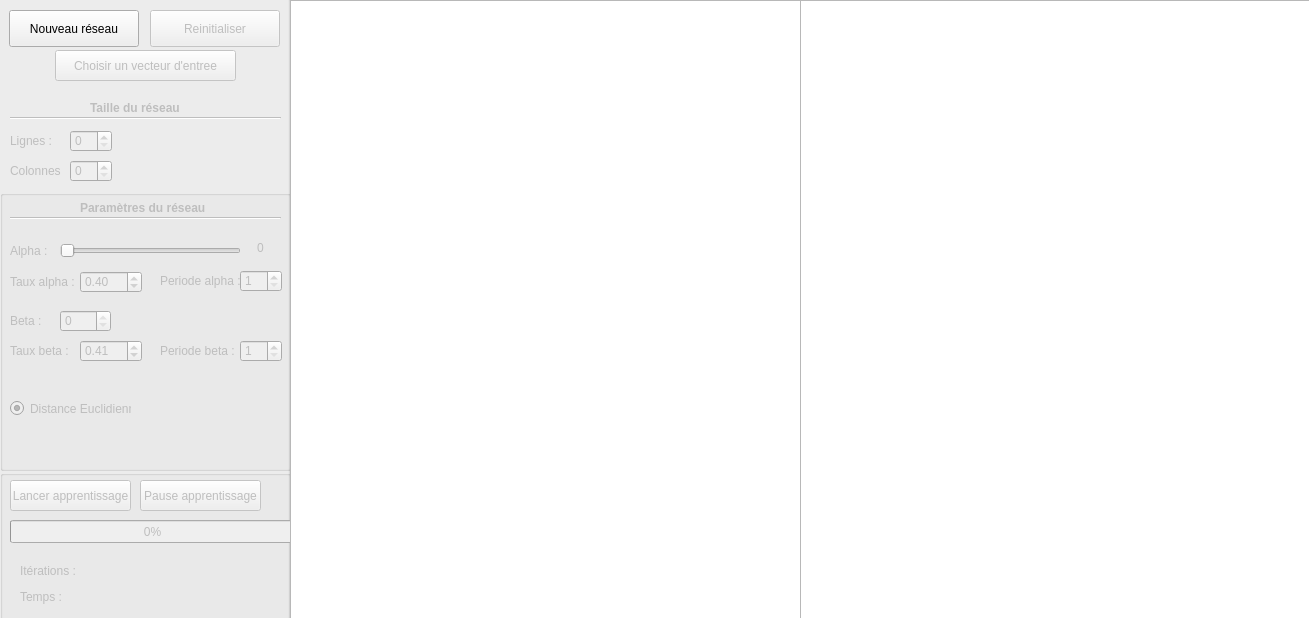
Before: the Qt Designer form Projet/PTUT/PTUT.ui in Asord/ProjetSOM, drawn with Qt 5.
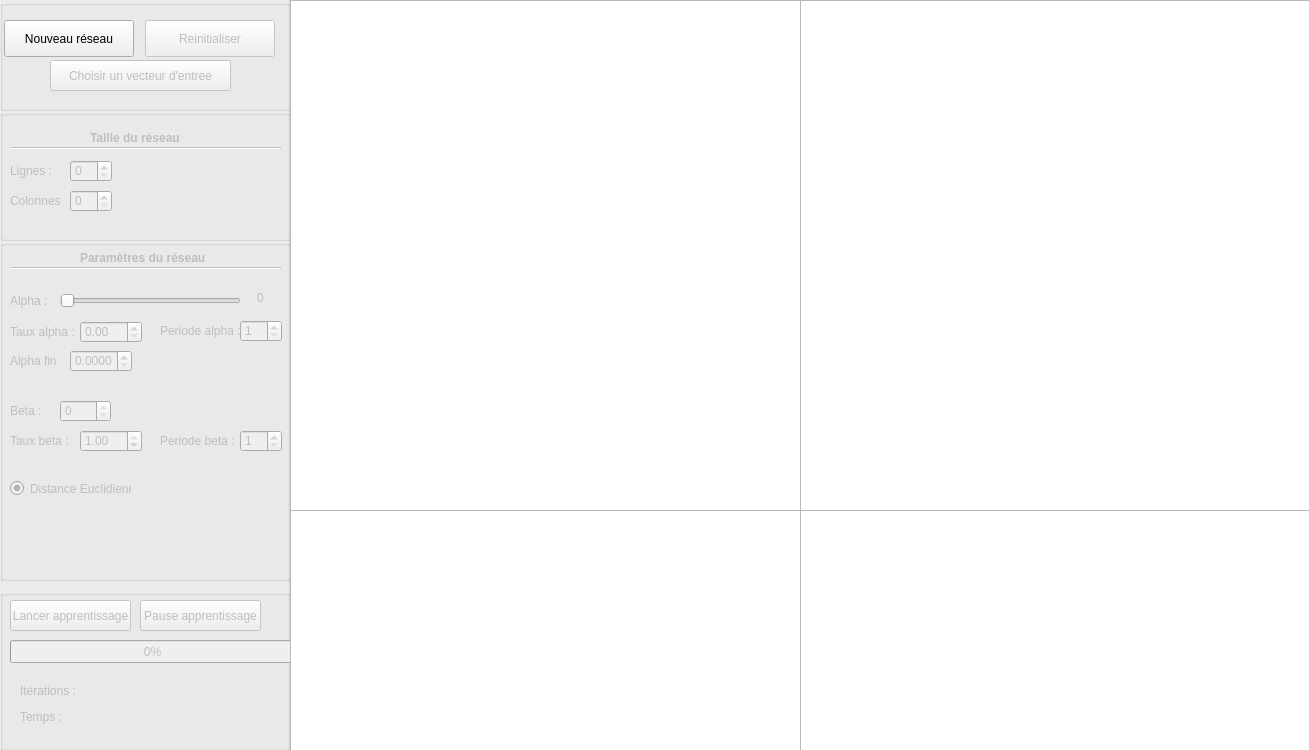
After: the same form once the commit is applied.

Commit message: Ajout de AlphaFin et modif dans PTUT.cpp + Ajout des graphicsView pour les courbes de alpha et beta

```diff
--- a/Projet/PTUT/PTUT.ui
+++ b/Projet/PTUT/PTUT.ui
@@ -7,7 +7,7 @@
     <x>0</x>
     <y>0</y>
     <width>1309</width>
-    <height>618</height>
+    <height>750</height>
    </rect>
   </property>
   <property name="windowTitle">
@@ -19,40 +19,27 @@
      <x>-10</x>
      <y>-20</y>
      <width>300</width>
-     <height>641</height>
+     <height>771</height>
     </rect>
    </property>
    <property name="title">
-    <string>GroupBox</string>
+    <string/>
    </property>
-   <widget class="QPushButton" name="NouveauRes">
-    <property name="geometry">
-     <rect>
-      <x>19</x>
-      <y>30</y>
-      <width>130</width>
-      <height>37</height>
-     </rect>
-    </property>
-    <property name="styleSheet">
-     <string notr="true"/>
-    </property>
-    <property name="text">
-     <string>Nouveau réseau</string>
-    </property>
-   </widget>
    <widget class="QGroupBox" name="ExecutionGrp">
     <property name="geometry">
      <rect>
       <x>10</x>
-      <y>490</y>
+      <y>610</y>
       <width>291</width>
-      <height>151</height>
+      <height>161</height>
      </rect>
     </property>
     <property name="title">
      <string/>
     </property>
+    <property name="flat">
+     <bool>false</bool>
+    </property>
     <widget class="QProgressBar" name="ProgressBar">
      <property name="enabled">
       <bool>false</bool>
@@ -137,183 +124,21 @@
      </property>
     </widget>
    </widget>
-   <widget class="QLabel" name="Titre1">
-    <property name="enabled">
-     <bool>false</bool>
-    </property>
-    <property name="geometry">
-     <rect>
-      <x>100</x>
-      <y>120</y>
-      <width>91</width>
-      <height>16</height>
-     </rect>
-    </property>
-    <property name="font">
-     <font>
-      <weight>75</weight>
-      <bold>true</bold>
-     </font>
-    </property>
-    <property name="text">
-     <string>Taille du réseau</string>
-    </property>
-    <property name="textFormat">
-     <enum>Qt::AutoText</enum>
-    </property>
-    <property name="wordWrap">
-     <bool>false</bool>
-    </property>
-   </widget>
-   <widget class="QLabel" name="Lignes">
-    <property name="enabled">
-     <bool>false</bool>
-    </property>
-    <property name="geometry">
-     <rect>
-      <x>20</x>
-      <y>150</y>
-      <width>51</width>
-      <height>21</height>
-     </rect>
-    </property>
-    <property name="text">
-     <string>Lignes :</string>
-    </property>
-   </widget>
-   <widget class="QLabel" name="Colonnes">
-    <property name="enabled">
-     <bool>false</bool>
-    </property>
-    <property name="geometry">
-     <rect>
-      <x>20</x>
-      <y>180</y>
-      <width>51</width>
-      <height>21</height>
-     </rect>
-    </property>
-    <property name="text">
-     <string>Colonnes :</string>
-    </property>
-   </widget>
-   <widget class="Line" name="Line1">
-    <property name="enabled">
-     <bool>false</bool>
-    </property>
-    <property name="geometry">
-     <rect>
-      <x>20</x>
-      <y>130</y>
-      <width>271</width>
-      <height>16</height>
-     </rect>
-    </property>
-    <property name="orientation">
-     <enum>Qt::Horizontal</enum>
-    </property>
-   </widget>
-   <widget class="QSpinBox" name="ColValue">
-    <property name="enabled">
-     <bool>false</bool>
-    </property>
-    <property name="geometry">
-     <rect>
-      <x>80</x>
-      <y>180</y>
-      <width>42</width>
-      <height>22</height>
-     </rect>
-    </property>
-    <property name="value">
-     <number>0</number>
-    </property>
-   </widget>
-   <widget class="QLabel" name="ErreurLignes">
-    <property name="enabled">
-     <bool>true</bool>
-    </property>
-    <property name="geometry">
-     <rect>
-      <x>140</x>
-      <y>150</y>
-      <width>151</width>
-      <height>21</height>
-     </rect>
-    </property>
-    <property name="styleSheet">
-     <string notr="true"/>
-    </property>
-    <property name="text">
-     <string/>
-    </property>
-   </widget>
-   <widget class="QSpinBox" name="LigneValue">
-    <property name="enabled">
-     <bool>false</bool>
-    </property>
-    <property name="geometry">
-     <rect>
-      <x>80</x>
-      <y>150</y>
-      <width>42</width>
-      <height>22</height>
-     </rect>
-    </property>
-    <property name="value">
-     <number>0</number>
-    </property>
-   </widget>
-   <widget class="QLabel" name="ErreurColonnes">
-    <property name="enabled">
-     <bool>true</bool>
-    </property>
-    <property name="geometry">
-     <rect>
-      <x>140</x>
-      <y>180</y>
-      <width>151</width>
-      <height>21</height>
-     </rect>
-    </property>
-    <property name="styleSheet">
-     <string notr="true"/>
-    </property>
-    <property name="text">
-     <string/>
-    </property>
-   </widget>
-   <widget class="QLabel" name="ErreurBeta">
-    <property name="enabled">
-     <bool>true</bool>
-    </property>
-    <property name="geometry">
-     <rect>
-      <x>130</x>
-      <y>300</y>
-      <width>151</width>
-      <height>21</height>
-     </rect>
-    </property>
-    <property name="styleSheet">
-     <string notr="true"/>
-    </property>
-    <property name="text">
-     <string/>
-    </property>
-   </widget>
    <widget class="QGroupBox" name="Parametres">
     <property name="geometry">
      <rect>
       <x>10</x>
-      <y>210</y>
+      <y>260</y>
       <width>291</width>
-      <height>281</height>
+      <height>341</height>
      </rect>
     </property>
     <property name="title">
      <string/>
     </property>
+    <property name="flat">
+     <bool>false</bool>
+    </property>
     <widget class="QLabel" name="Titre2">
      <property name="enabled">
       <bool>false</bool>
@@ -368,7 +193,7 @@
      <property name="geometry">
       <rect>
        <x>10</x>
-       <y>210</y>
+       <y>240</y>
        <width>121</width>
        <height>17</height>
       </rect>
@@ -393,7 +218,7 @@
      <property name="geometry">
       <rect>
        <x>60</x>
-       <y>120</y>
+       <y>160</y>
        <width>51</width>
        <height>22</height>
       </rect>
@@ -463,7 +288,7 @@
      <property name="geometry">
       <rect>
        <x>10</x>
-       <y>120</y>
+       <y>160</y>
        <width>47</width>
        <height>21</height>
       </rect>
@@ -523,7 +348,7 @@
       <double>0.010000000000000</double>
      </property>
      <property name="value">
-      <double>0.400000000000000</double>
+      <double>0.000000000000000</double>
      </property>
     </widget>
     <widget class="QSpinBox" name="PeriodeAlphaValue">
@@ -552,7 +377,7 @@
      <property name="geometry">
       <rect>
        <x>10</x>
-       <y>150</y>
+       <y>190</y>
        <width>71</width>
        <height>21</height>
       </rect>
@@ -568,7 +393,7 @@
      <property name="geometry">
       <rect>
        <x>80</x>
-       <y>150</y>
+       <y>190</y>
        <width>62</width>
        <height>22</height>
       </rect>
@@ -580,7 +405,7 @@
       <double>0.010000000000000</double>
      </property>
      <property name="value">
-      <double>0.410000000000000</double>
+      <double>1.000000000000000</double>
      </property>
     </widget>
     <widget class="QSpinBox" name="PeriodeBetaValue">
@@ -590,7 +415,7 @@
      <property name="geometry">
       <rect>
        <x>240</x>
-       <y>150</y>
+       <y>190</y>
        <width>42</width>
        <height>22</height>
       </rect>
@@ -609,7 +434,7 @@
      <property name="geometry">
       <rect>
        <x>160</x>
-       <y>150</y>
+       <y>190</y>
        <width>81</width>
        <height>21</height>
       </rect>
@@ -618,65 +443,333 @@
       <string>Periode beta :</string>
      </property>
     </widget>
+    <widget class="QLabel" name="AlphaEnd">
+     <property name="enabled">
+      <bool>false</bool>
+     </property>
+     <property name="geometry">
+      <rect>
+       <x>10</x>
+       <y>110</y>
+       <width>51</width>
+       <height>21</height>
+      </rect>
+     </property>
+     <property name="text">
+      <string>Alpha fin :</string>
+     </property>
+    </widget>
+    <widget class="QDoubleSpinBox" name="AlphaEndValue">
+     <property name="enabled">
+      <bool>false</bool>
+     </property>
+     <property name="geometry">
+      <rect>
+       <x>70</x>
+       <y>110</y>
+       <width>62</width>
+       <height>22</height>
+      </rect>
+     </property>
+     <property name="decimals">
+      <number>4</number>
+     </property>
+     <property name="maximum">
+      <double>0.100000000000000</double>
+     </property>
+     <property name="singleStep">
+      <double>0.010000000000000</double>
+     </property>
+    </widget>
    </widget>
-   <widget class="QPushButton" name="Restart">
-    <property name="enabled">
-     <bool>false</bool>
-    </property>
+   <widget class="QGroupBox" name="NetworkSizeGroup">
     <property name="geometry">
      <rect>
-      <x>160</x>
-      <y>30</y>
-      <width>130</width>
-      <height>37</height>
+      <x>10</x>
+      <y>130</y>
+      <width>291</width>
+      <height>131</height>
      </rect>
     </property>
-    <property name="styleSheet">
-     <string notr="true"/>
+    <property name="title">
+     <string/>
     </property>
-    <property name="text">
-     <string>Reinitialiser</string>
-    </property>
-   </widget>
-   <widget class="QPushButton" name="OpenFile">
-    <property name="enabled">
+    <property name="flat">
      <bool>false</bool>
     </property>
+    <widget class="QLabel" name="ErreurLignes">
+     <property name="enabled">
+      <bool>true</bool>
+     </property>
+     <property name="geometry">
+      <rect>
+       <x>130</x>
+       <y>50</y>
+       <width>151</width>
+       <height>21</height>
+      </rect>
+     </property>
+     <property name="styleSheet">
+      <string notr="true"/>
+     </property>
+     <property name="text">
+      <string/>
+     </property>
+    </widget>
+    <widget class="QLabel" name="ErreurColonnes">
+     <property name="enabled">
+      <bool>true</bool>
+     </property>
+     <property name="geometry">
+      <rect>
+       <x>130</x>
+       <y>80</y>
+       <width>151</width>
+       <height>21</height>
+      </rect>
+     </property>
+     <property name="styleSheet">
+      <string notr="true"/>
+     </property>
+     <property name="text">
+      <string/>
+     </property>
+    </widget>
+    <widget class="QLabel" name="Lignes">
+     <property name="enabled">
+      <bool>false</bool>
+     </property>
+     <property name="geometry">
+      <rect>
+       <x>10</x>
+       <y>50</y>
+       <width>51</width>
+       <height>21</height>
+      </rect>
+     </property>
+     <property name="text">
+      <string>Lignes :</string>
+     </property>
+    </widget>
+    <widget class="QLabel" name="Titre1">
+     <property name="enabled">
+      <bool>false</bool>
+     </property>
+     <property name="geometry">
+      <rect>
+       <x>90</x>
+       <y>20</y>
+       <width>91</width>
+       <height>16</height>
+      </rect>
+     </property>
+     <property name="font">
+      <font>
+       <weight>75</weight>
+       <bold>true</bold>
+      </font>
+     </property>
+     <property name="text">
+      <string>Taille du réseau</string>
+     </property>
+     <property name="textFormat">
+      <enum>Qt::AutoText</enum>
+     </property>
+     <property name="wordWrap">
+      <bool>false</bool>
+     </property>
+    </widget>
+    <widget class="Line" name="Line1">
+     <property name="enabled">
+      <bool>false</bool>
+     </property>
+     <property name="geometry">
+      <rect>
+       <x>10</x>
+       <y>30</y>
+       <width>271</width>
+       <height>16</height>
+      </rect>
+     </property>
+     <property name="orientation">
+      <enum>Qt::Horizontal</enum>
+     </property>
+    </widget>
+    <widget class="QSpinBox" name="ColValue">
+     <property name="enabled">
+      <bool>false</bool>
+     </property>
+     <property name="geometry">
+      <rect>
+       <x>70</x>
+       <y>80</y>
+       <width>42</width>
+       <height>22</height>
+      </rect>
+     </property>
+     <property name="value">
+      <number>0</number>
+     </property>
+    </widget>
+    <widget class="QLabel" name="Colonnes">
+     <property name="enabled">
+      <bool>false</bool>
+     </property>
+     <property name="geometry">
+      <rect>
+       <x>10</x>
+       <y>80</y>
+       <width>51</width>
+       <height>21</height>
+      </rect>
+     </property>
+     <property name="text">
+      <string>Colonnes :</string>
+     </property>
+    </widget>
+    <widget class="QSpinBox" name="LigneValue">
+     <property name="enabled">
+      <bool>false</bool>
+     </property>
+     <property name="geometry">
+      <rect>
+       <x>70</x>
+       <y>50</y>
+       <width>42</width>
+       <height>22</height>
+      </rect>
+     </property>
+     <property name="value">
+      <number>0</number>
+     </property>
+    </widget>
+   </widget>
+   <widget class="QGroupBox" name="ButtonGroup">
     <property name="geometry">
      <rect>
-      <x>65</x>
-      <y>70</y>
-      <width>181</width>
-      <height>31</height>
+      <x>10</x>
+      <y>20</y>
+      <width>291</width>
+      <height>111</height>
      </rect>
     </property>
-    <property name="styleSheet">
-     <string notr="true"/>
+    <property name="title">
+     <string/>
     </property>
-    <property name="text">
-     <string>Choisir un vecteur d'entree</string>
+    <property name="flat">
+     <bool>false</bool>
     </property>
+    <widget class="QPushButton" name="OpenFile">
+     <property name="enabled">
+      <bool>false</bool>
+     </property>
+     <property name="geometry">
+      <rect>
+       <x>50</x>
+       <y>60</y>
+       <width>181</width>
+       <height>31</height>
+      </rect>
+     </property>
+     <property name="styleSheet">
+      <string notr="true"/>
+     </property>
+     <property name="text">
+      <string>Choisir un vecteur d'entree</string>
+     </property>
+    </widget>
+    <widget class="QPushButton" name="Restart">
+     <property name="enabled">
+      <bool>false</bool>
+     </property>
+     <property name="geometry">
+      <rect>
+       <x>145</x>
+       <y>20</y>
+       <width>130</width>
+       <height>37</height>
+      </rect>
+     </property>
+     <property name="styleSheet">
+      <string notr="true"/>
+     </property>
+     <property name="text">
+      <string>Reinitialiser</string>
+     </property>
+    </widget>
+    <widget class="QPushButton" name="NouveauRes">
+     <property name="geometry">
+      <rect>
+       <x>4</x>
+       <y>20</y>
+       <width>130</width>
+       <height>37</height>
+      </rect>
+     </property>
+     <property name="styleSheet">
+      <string notr="true"/>
+     </property>
+     <property name="text">
+      <string>Nouveau réseau</string>
+     </property>
+    </widget>
    </widget>
   </widget>
-  <widget class="QGraphicsView" name="graphicsView">
+  <widget class="QGroupBox" name="ViewsGroup">
    <property name="geometry">
     <rect>
      <x>290</x>
-     <y>0</y>
-     <width>511</width>
-     <height>621</height>
+     <y>-10</y>
+     <width>1021</width>
+     <height>761</height>
     </rect>
    </property>
-  </widget>
-  <widget class="QGraphicsView" name="graphicsPreview">
-   <property name="geometry">
-    <rect>
-     <x>800</x>
-     <y>0</y>
-     <width>511</width>
-     <height>621</height>
-    </rect>
+   <property name="title">
+    <string/>
    </property>
+   <property name="flat">
+    <bool>false</bool>
+   </property>
+   <widget class="QGraphicsView" name="graphicsView">
+    <property name="geometry">
+     <rect>
+      <x>0</x>
+      <y>10</y>
+      <width>511</width>
+      <height>511</height>
+     </rect>
+    </property>
+   </widget>
+   <widget class="QGraphicsView" name="graphicsPreview">
+    <property name="geometry">
+     <rect>
+      <x>510</x>
+      <y>10</y>
+      <width>511</width>
+      <height>511</height>
+     </rect>
+    </property>
+   </widget>
+   <widget class="QGraphicsView" name="AlphaView">
+    <property name="geometry">
+     <rect>
+      <x>0</x>
+      <y>520</y>
+      <width>511</width>
+      <height>241</height>
+     </rect>
+    </property>
+   </widget>
+   <widget class="QGraphicsView" name="BetaView">
+    <property name="geometry">
+     <rect>
+      <x>510</x>
+      <y>520</y>
+      <width>511</width>
+      <height>241</height>
+     </rect>
+    </property>
+   </widget>
   </widget>
  </widget>
  <layoutdefault spacing="6" margin="11"/>
```
Left out of the diff: 32 changed lines with no effect on the pictures. The commit also changes 2 other files.
